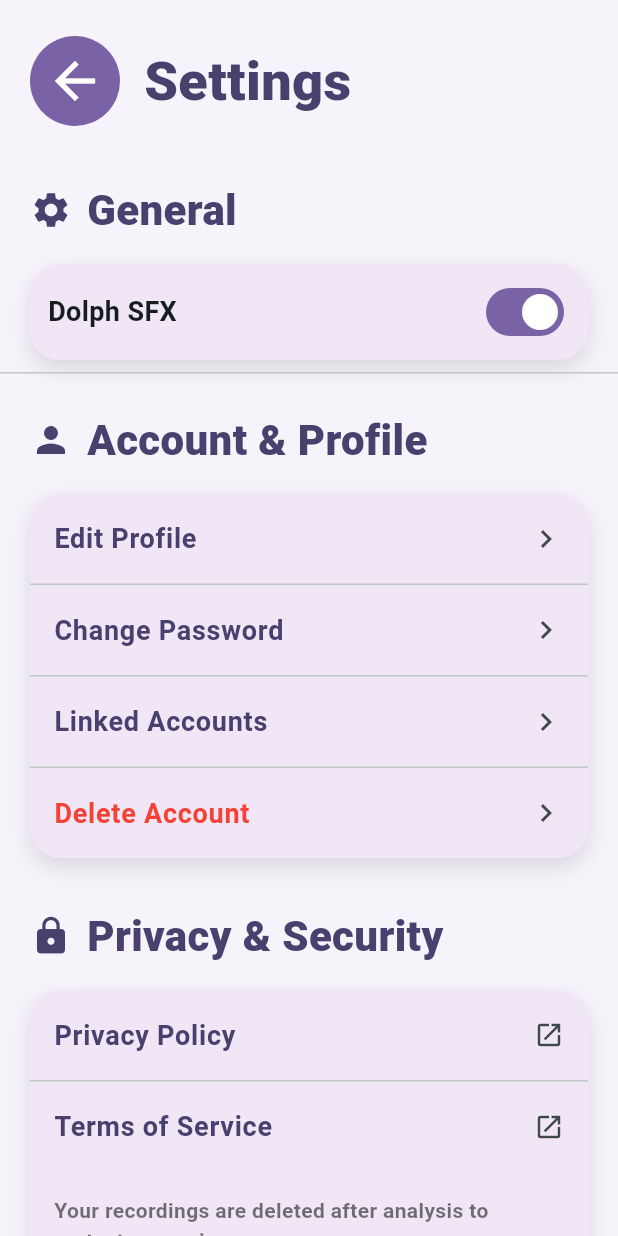
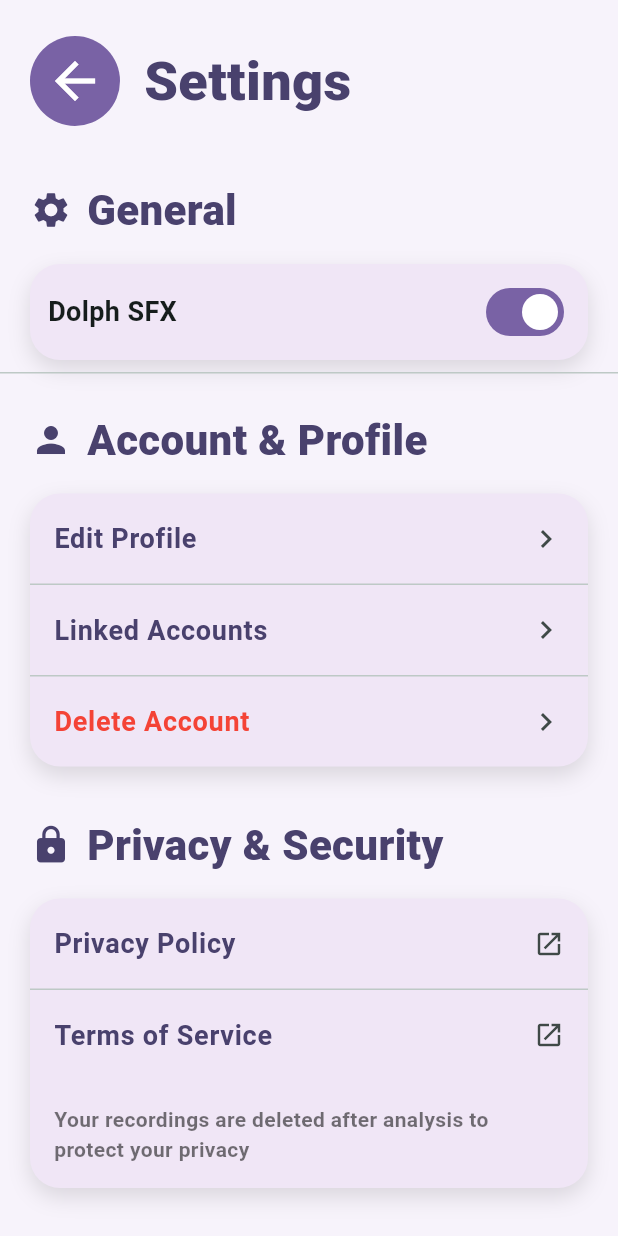
Before and after one commit to kemdav/voquadro, a Flutter app: the SettingsStage screen opened directly, on a phone screen of 412 x 824 dp. Run offline on Flutter 3.47's test engine with Material 3 defaults, Android fonts, the phone set to English and light mode, and no system bars; our stand-ins replace email_validator, flutter_dotenv, flutter_svg, image_picker, just_audio, logger and 3 more; missing offline and left inert: flutter_pdfview, record; accounts and stored records are empty.

Commit message:
update: removed change password

```diff
--- a/lib/main.dart
+++ b/lib/main.dart
@@ -41,9 +41,7 @@ class MyApp extends StatelessWidget {
           theme: ThemeData(
             colorScheme: ColorScheme.fromSeed(seedColor: Colors.teal),
           ),
-          home: const InternetCheckWrapper(
-            child: AppFlowManager(),
-          ),
+          home: const InternetCheckWrapper(child: AppFlowManager()),
         );
       },
     );
--- a/lib/screens/home/settings/settings_stage.dart
+++ b/lib/screens/home/settings/settings_stage.dart
@@ -108,18 +108,7 @@ class _SettingsStageState extends State<SettingsStage> {
                             );
                           },
                         ),
-                        const _TileDivider(),
-                        SettingsTile(
-                          title: 'Change Password',
-                          textColor: purpleDark,
-                          onTap: () {
-                            Navigator.of(context).push(
-                              MaterialPageRoute(
-                                builder: (_) => const ChangePasswordStage(),
-                              ),
-                            );
-                          },
-                        ),
+
                         const _TileDivider(),
                         SettingsTile(
                           title: 'Linked Accounts',
```
